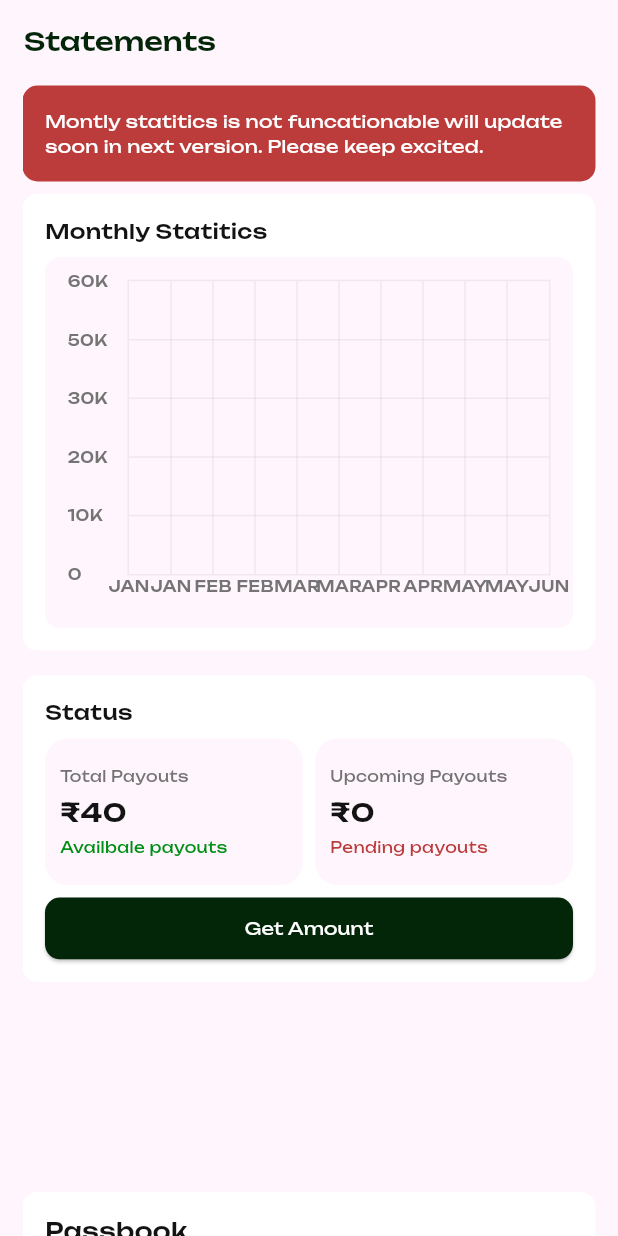
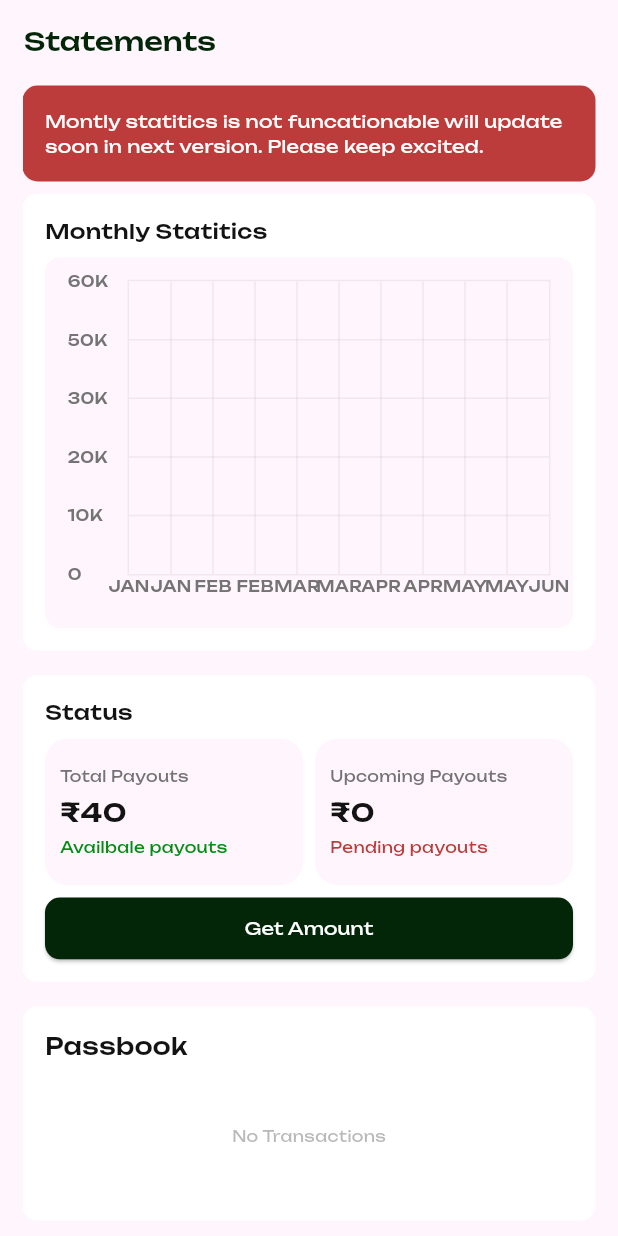
Before and after one commit to iamunys/SpotRootFinderApp, a Flutter app: the IncomeScreen screen opened directly, on a phone screen of 412 x 824 dp. Run offline on Flutter 3.47's test engine with Material 3 defaults, Android fonts, the phone set to English and light mode, and no system bars; drawn by our look-alikes of fl_chart, google_mobile_ads; our stand-ins replace cloud_firestore, connectivity_plus, firebase_auth, firebase_core, firebase_storage, geocoding and 8 more; accounts and stored records are empty.

Commit message:
removed some ads

```diff
--- a/lib/views/landingScreens/income.dart
+++ b/lib/views/landingScreens/income.dart
@@ -20,10 +20,10 @@ class IncomeScreen extends StatelessWidget {
   Widget build(BuildContext context) {
     AdMobController adMobControll = Get.put(AdMobController());
 
-    adMobControll.setbannerLargeAdInSpot =
-        adMobControll.createBannerAd(size: AdSize.largeBanner);
-    adMobControll.setbannerLargeAdInSpot =
-        adMobControll.createBannerAd(size: AdSize.largeBanner);
+    // adMobControll.setbannerLargeAdInSpot =
+    //     adMobControll.createBannerAd(size: AdSize.largeBanner);
+    // adMobControll.setbannerLargeAdInSpot =
+    //     adMobControll.createBannerAd(size: AdSize.largeBanner);
     return Scaffold(
       backgroundColor: Constant.bgPrimary,
       appBar: AppBar(
@@ -41,18 +41,18 @@ class IncomeScreen extends StatelessWidget {
           padding: const EdgeInsets.symmetric(horizontal: 15),
           child: ListView(
             children: [
-              GetBuilder<AdMobController>(
-                builder: (controller) => controller.smallNativeLoaderPayment
-                    ? Container(
-                        alignment: Alignment.center,
-                        height: 15.h,
-                        child: Center(
-                          child: AdWidget(
-                              ad: controller.getNativeSmallAdInPayment!),
-                        ),
-                      )
-                    : Container(),
-              ),
+              // GetBuilder<AdMobController>(
+              //   builder: (controller) => controller.smallNativeLoaderPayment
+              //       ? Container(
+              //           alignment: Alignment.center,
+              //           height: 15.h,
+              //           child: Center(
+              //             child: AdWidget(
+              //                 ad: controller.getNativeSmallAdInPayment!),
+              //           ),
+              //         )
+              //       : Container(),
+              // ),
               const SizedBox(
                 height: 1,
               ),
@@ -76,18 +76,18 @@ class IncomeScreen extends StatelessWidget {
               SizedBox(
                 height: 1.h,
               ),
-              GetBuilder<AdMobController>(
-                builder: (controller) => controller.largeNativeLoaderPayment
-                    ? Container(
-                        alignment: Alignment.center,
-                        height: 50.h,
-                        child: Center(
-                          child: AdWidget(
-                              ad: controller.getNativeLargeAdInPayment!),
-                        ),
-                      )
-                    : Container(),
-              ),
+              // GetBuilder<AdMobController>(
+              //   builder: (controller) => controller.largeNativeLoaderPayment
+              //       ? Container(
+              //           alignment: Alignment.center,
+              //           height: 50.h,
+              //           child: Center(
+              //             child: AdWidget(
+              //                 ad: controller.getNativeLargeAdInPayment!),
+              //           ),
+              //         )
+              //       : Container(),
+              // ),
               SizedBox(
                 height: 1.h,
               ),
@@ -95,20 +95,20 @@ class IncomeScreen extends StatelessWidget {
               SizedBox(
                 height: 1.h,
               ),
-              adMobControll.bannerLargeAdInSpot == null
-                  ? Container(
-                      margin: const EdgeInsets.only(bottom: 0),
-                      height: 1.h,
-                      width: 100.w,
-                    )
-                  : Container(
-                      margin: const EdgeInsets.only(bottom: 0),
-                      height: 15.h,
-                      width: 100.w,
-                      child: Center(
-                          child:
-                              AdWidget(ad: adMobControll.bannerLargeAdInSpot!)),
-                    ),
+              // adMobControll.bannerLargeAdInSpot == null
+              //     ? Container(
+              //         margin: const EdgeInsets.only(bottom: 0),
+              //         height: 1.h,
+              //         width: 100.w,
+              //       )
+              //     : Container(
+              //         margin: const EdgeInsets.only(bottom: 0),
+              //         height: 15.h,
+              //         width: 100.w,
+              //         child: Center(
+              //             child:
+              //                 AdWidget(ad: adMobControll.bannerLargeAdInSpot!)),
+              //       ),
               SizedBox(
                 height: 1.h,
               ),
```
Also changed, not shown: lib/landing.dart (+8 -8 lines), lib/views/landingScreens/home.dart (+27 -27 lines), pubspec.lock, 1 other file.
